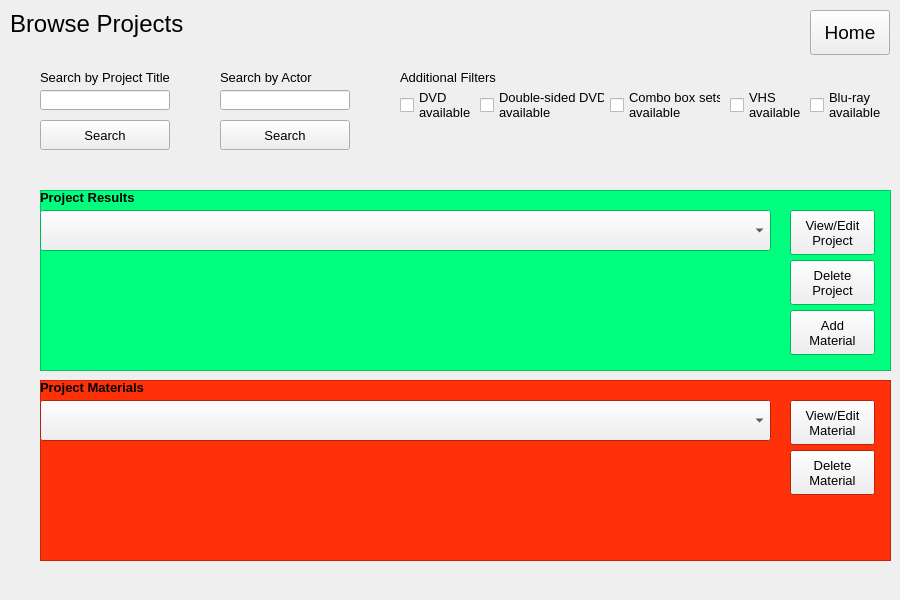
This is forms/mainwindow.ui in tommygod3/trek-star-manager as Qt 5 draws it before an edit. The edited form follows.
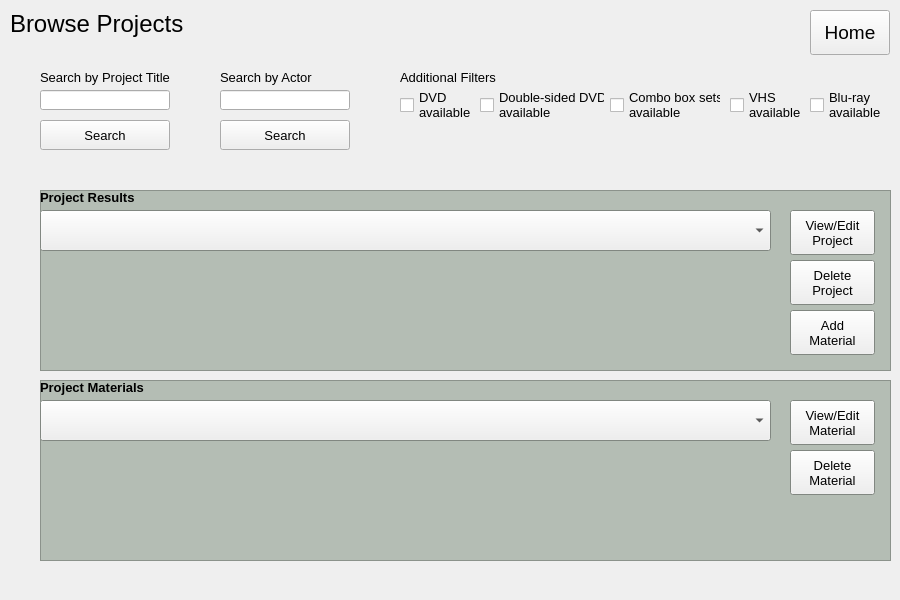
This is the edited form. The open tabs and pages were chosen to show the change.

```diff
--- a/forms/mainwindow.ui
+++ b/forms/mainwindow.ui
@@ -1816,34 +1816,61 @@
       <property name="palette">
        <palette>
         <active>
-         <colorrole role="Window">
+         <colorrole role="Base">
           <brush brushstyle="SolidPattern">
            <color alpha="255">
-            <red>0</red>
+            <red>255</red>
             <green>255</green>
-            <blue>127</blue>
+            <blue>255</blue>
+           </color>
+          </brush>
+         </colorrole>
+         <colorrole role="Window">
+          <brush brushstyle="SolidPattern">
+           <color alpha="255">
+            <red>180</red>
+            <green>189</green>
+            <blue>180</blue>
            </color>
           </brush>
          </colorrole>
         </active>
         <inactive>
-         <colorrole role="Window">
+         <colorrole role="Base">
           <brush brushstyle="SolidPattern">
            <color alpha="255">
-            <red>0</red>
+            <red>255</red>
             <green>255</green>
-            <blue>127</blue>
+            <blue>255</blue>
+           </color>
+          </brush>
+         </colorrole>
+         <colorrole role="Window">
+          <brush brushstyle="SolidPattern">
+           <color alpha="255">
+            <red>180</red>
+            <green>189</green>
+            <blue>180</blue>
            </color>
           </brush>
          </colorrole>
         </inactive>
         <disabled>
+         <colorrole role="Base">
+          <brush brushstyle="SolidPattern">
+           <color alpha="255">
+            <red>180</red>
+            <green>189</green>
+            <blue>180</blue>
+           </color>
+          </brush>
+         </colorrole>
          <colorrole role="Window">
           <brush brushstyle="SolidPattern">
            <color alpha="255">
-            <red>0</red>
-            <green>255</green>
-            <blue>127</blue>
+            <red>180</red>
+            <green>189</green>
+            <blue>180</blue>
            </color>
           </brush>
          </colorrole>
@@ -1976,9 +2003,9 @@
          <colorrole role="Window">
           <brush brushstyle="SolidPattern">
            <color alpha="255">
-            <red>255</red>
-            <green>49</green>
-            <blue>8</blue>
+            <red>180</red>
+            <green>189</green>
+            <blue>180</blue>
            </color>
           </brush>
          </colorrole>
@@ -1996,9 +2023,9 @@
          <colorrole role="Window">
           <brush brushstyle="SolidPattern">
            <color alpha="255">
-            <red>255</red>
-            <green>49</green>
-            <blue>8</blue>
+            <red>180</red>
+            <green>189</green>
+            <blue>180</blue>
            </color>
           </brush>
          </colorrole>
@@ -2007,18 +2034,18 @@
          <colorrole role="Base">
           <brush brushstyle="SolidPattern">
            <color alpha="255">
-            <red>255</red>
-            <green>49</green>
-            <blue>8</blue>
+            <red>180</red>
+            <green>189</green>
+            <blue>180</blue>
            </color>
           </brush>
          </colorrole>
          <colorrole role="Window">
           <brush brushstyle="SolidPattern">
            <color alpha="255">
-            <red>255</red>
-            <green>49</green>
-            <blue>8</blue>
+            <red>180</red>
+            <green>189</green>
+            <blue>180</blue>
            </color>
           </brush>
          </colorrole>
```
Left out of the diff: 46 changed lines with no effect on the pictures.
